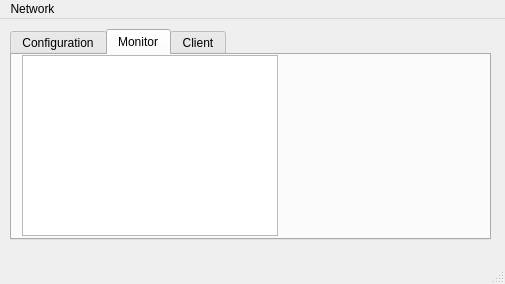
Before: the Qt Designer form src/ui/Edisense.ui in Edisense/Monitor, drawn with Qt 5.
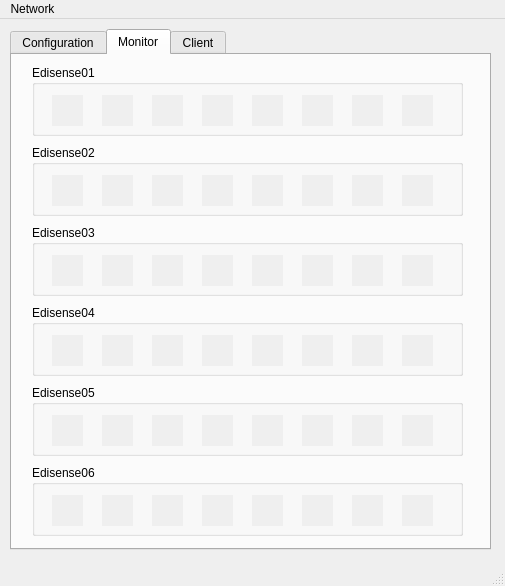
After: the same form once the commit is applied.

What changed in the file:
```diff
--- a/src/ui/Edisense.ui
+++ b/src/ui/Edisense.ui
@@ -7,7 +7,7 @@
     <x>0</x>
     <y>0</y>
     <width>505</width>
-    <height>284</height>
+    <height>586</height>
    </rect>
   </property>
   <property name="sizePolicy">
@@ -26,7 +26,7 @@
       <x>10</x>
       <y>10</y>
       <width>481</width>
-      <height>211</height>
+      <height>521</height>
      </rect>
     </property>
     <property name="sizePolicy">
@@ -152,15 +152,707 @@
      <attribute name="title">
       <string>Monitor</string>
      </attribute>
-     <widget class="QTableView" name="tableView">
+     <widget class="QGroupBox" name="groupBox">
       <property name="geometry">
        <rect>
-        <x>10</x>
-        <y>0</y>
-        <width>256</width>
-        <height>181</height>
+        <x>20</x>
+        <y>10</y>
+        <width>431</width>
+        <height>71</height>
        </rect>
       </property>
+      <property name="title">
+       <string>Edisense01</string>
+      </property>
+      <widget class="QWidget" name="Data1" native="true">
+       <property name="geometry">
+        <rect>
+         <x>20</x>
+         <y>30</y>
+         <width>31</width>
+         <height>31</height>
+        </rect>
+       </property>
+       <property name="autoFillBackground">
+        <bool>true</bool>
+       </property>
+      </widget>
+      <widget class="QWidget" name="Data2" native="true">
+       <property name="geometry">
+        <rect>
+         <x>70</x>
+         <y>30</y>
+         <width>31</width>
+         <height>31</height>
+        </rect>
+       </property>
+       <property name="autoFillBackground">
+        <bool>true</bool>
+       </property>
+      </widget>
+      <widget class="QWidget" name="Data3" native="true">
+       <property name="geometry">
+        <rect>
+         <x>120</x>
+         <y>30</y>
+         <width>31</width>
+         <height>31</height>
+        </rect>
+       </property>
+       <property name="autoFillBackground">
+        <bool>true</bool>
+       </property>
+      </widget>
+      <widget class="QWidget" name="Data4" native="true">
+       <property name="geometry">
+        <rect>
+         <x>170</x>
+         <y>30</y>
+         <width>31</width>
+         <height>31</height>
+        </rect>
+       </property>
+       <property name="autoFillBackground">
+        <bool>true</bool>
+       </property>
+      </widget>
+      <widget class="QWidget" name="Data5" native="true">
+       <property name="geometry">
+        <rect>
+         <x>220</x>
+         <y>30</y>
+         <width>31</width>
+         <height>31</height>
+        </rect>
+       </property>
+       <property name="autoFillBackground">
+        <bool>true</bool>
+       </property>
+      </widget>
+      <widget class="QWidget" name="Data6" native="true">
+       <property name="geometry">
+        <rect>
+         <x>270</x>
+         <y>30</y>
+         <width>31</width>
+         <height>31</height>
+        </rect>
+       </property>
+       <property name="autoFillBackground">
+        <bool>true</bool>
+       </property>
+      </widget>
+      <widget class="QWidget" name="Data7" native="true">
+       <property name="geometry">
+        <rect>
+         <x>320</x>
+         <y>30</y>
+         <width>31</width>
+         <height>31</height>
+        </rect>
+       </property>
+       <property name="autoFillBackground">
+        <bool>true</bool>
+       </property>
+      </widget>
+      <widget class="QWidget" name="Data8" native="true">
+       <property name="geometry">
+        <rect>
+         <x>370</x>
+         <y>30</y>
+         <width>31</width>
+         <height>31</height>
+        </rect>
+       </property>
+       <property name="autoFillBackground">
+        <bool>true</bool>
+       </property>
+      </widget>
+     </widget>
+     <widget class="QGroupBox" name="groupBox_2">
+      <property name="geometry">
+       <rect>
+        <x>20</x>
+        <y>90</y>
+        <width>431</width>
+        <height>71</height>
+       </rect>
+      </property>
+      <property name="title">
+       <string>Edisense02</string>
+      </property>
+      <widget class="QWidget" name="Data1_3" native="true">
+       <property name="geometry">
+        <rect>
+         <x>20</x>
+         <y>30</y>
+         <width>31</width>
+         <height>31</height>
+        </rect>
+       </property>
+       <property name="autoFillBackground">
+        <bool>true</bool>
+       </property>
+      </widget>
+      <widget class="QWidget" name="Data2_3" native="true">
+       <property name="geometry">
+        <rect>
+         <x>70</x>
+         <y>30</y>
+         <width>31</width>
+         <height>31</height>
+        </rect>
+       </property>
+       <property name="autoFillBackground">
+        <bool>true</bool>
+       </property>
+      </widget>
+      <widget class="QWidget" name="Data3_3" native="true">
+       <property name="geometry">
+        <rect>
+         <x>120</x>
+         <y>30</y>
+         <width>31</width>
+         <height>31</height>
+        </rect>
+       </property>
+       <property name="autoFillBackground">
+        <bool>true</bool>
+       </property>
+      </widget>
+      <widget class="QWidget" name="Data4_3" native="true">
+       <property name="geometry">
+        <rect>
+         <x>170</x>
+         <y>30</y>
+         <width>31</width>
+         <height>31</height>
+        </rect>
+       </property>
+       <property name="autoFillBackground">
+        <bool>true</bool>
+       </property>
+      </widget>
+      <widget class="QWidget" name="Data5_3" native="true">
+       <property name="geometry">
+        <rect>
+         <x>220</x>
+         <y>30</y>
+         <width>31</width>
+         <height>31</height>
+        </rect>
+       </property>
+       <property name="autoFillBackground">
+        <bool>true</bool>
+       </property>
+      </widget>
+      <widget class="QWidget" name="Data6_3" native="true">
+       <property name="geometry">
+        <rect>
+         <x>270</x>
+         <y>30</y>
+         <width>31</width>
+         <height>31</height>
+        </rect>
+       </property>
+       <property name="autoFillBackground">
+        <bool>true</bool>
+       </property>
+      </widget>
+      <widget class="QWidget" name="Data7_3" native="true">
+       <property name="geometry">
+        <rect>
+         <x>320</x>
+         <y>30</y>
+         <width>31</width>
+         <height>31</height>
+        </rect>
+       </property>
+       <property name="autoFillBackground">
+        <bool>true</bool>
+       </property>
+      </widget>
+      <widget class="QWidget" name="Data8_3" native="true">
+       <property name="geometry">
+        <rect>
+         <x>370</x>
+         <y>30</y>
+         <width>31</width>
+         <height>31</height>
+        </rect>
+       </property>
+       <property name="autoFillBackground">
+        <bool>true</bool>
+       </property>
+      </widget>
+     </widget>
+     <widget class="QGroupBox" name="groupBox_3">
+      <property name="geometry">
+       <rect>
+        <x>20</x>
+        <y>170</y>
+        <width>431</width>
+        <height>71</height>
+       </rect>
+      </property>
+      <property name="title">
+       <string>Edisense03</string>
+      </property>
+      <widget class="QWidget" name="Data1_5" native="true">
+       <property name="geometry">
+        <rect>
+         <x>20</x>
+         <y>30</y>
+         <width>31</width>
+         <height>31</height>
+        </rect>
+       </property>
+       <property name="autoFillBackground">
+        <bool>true</bool>
+       </property>
+      </widget>
+      <widget class="QWidget" name="Data2_5" native="true">
+       <property name="geometry">
+        <rect>
+         <x>70</x>
+         <y>30</y>
+         <width>31</width>
+         <height>31</height>
+        </rect>
+       </property>
+       <property name="autoFillBackground">
+        <bool>true</bool>
+       </property>
+      </widget>
+      <widget class="QWidget" name="Data3_5" native="true">
+       <property name="geometry">
+        <rect>
+         <x>120</x>
+         <y>30</y>
+         <width>31</width>
+         <height>31</height>
+        </rect>
+       </property>
+       <property name="autoFillBackground">
+        <bool>true</bool>
+       </property>
+      </widget>
+      <widget class="QWidget" name="Data4_5" native="true">
+       <property name="geometry">
+        <rect>
+         <x>170</x>
+         <y>30</y>
+         <width>31</width>
+         <height>31</height>
+        </rect>
+       </property>
+       <property name="autoFillBackground">
+        <bool>true</bool>
+       </property>
+      </widget>
+      <widget class="QWidget" name="Data5_5" native="true">
+       <property name="geometry">
+        <rect>
+         <x>220</x>
+         <y>30</y>
+         <width>31</width>
+         <height>31</height>
+        </rect>
+       </property>
+       <property name="autoFillBackground">
+        <bool>true</bool>
+       </property>
+      </widget>
+      <widget class="QWidget" name="Data6_5" native="true">
+       <property name="geometry">
+        <rect>
+         <x>270</x>
+         <y>30</y>
+         <width>31</width>
+         <height>31</height>
+        </rect>
+       </property>
+       <property name="autoFillBackground">
+        <bool>true</bool>
+       </property>
+      </widget>
+      <widget class="QWidget" name="Data7_5" native="true">
+       <property name="geometry">
+        <rect>
+         <x>320</x>
+         <y>30</y>
+         <width>31</width>
+         <height>31</height>
+        </rect>
+       </property>
+       <property name="autoFillBackground">
+        <bool>true</bool>
+       </property>
+      </widget>
+      <widget class="QWidget" name="Data8_5" native="true">
+       <property name="geometry">
+        <rect>
+         <x>370</x>
+         <y>30</y>
+         <width>31</width>
+         <height>31</height>
+        </rect>
+       </property>
+       <property name="autoFillBackground">
+        <bool>true</bool>
+       </property>
+      </widget>
+     </widget>
+     <widget class="QGroupBox" name="groupBox_4">
+      <property name="geometry">
+       <rect>
+        <x>20</x>
+        <y>250</y>
+        <width>431</width>
+        <height>71</height>
+       </rect>
+      </property>
+      <property name="title">
+       <string>Edisense04</string>
+      </property>
+      <widget class="QWidget" name="Data1_6" native="true">
+       <property name="geometry">
+        <rect>
+         <x>20</x>
+         <y>30</y>
+         <width>31</width>
+         <height>31</height>
+        </rect>
+       </property>
+       <property name="autoFillBackground">
+        <bool>true</bool>
+       </property>
+      </widget>
+      <widget class="QWidget" name="Data2_6" native="true">
+       <property name="geometry">
+        <rect>
+         <x>70</x>
+         <y>30</y>
+         <width>31</width>
+         <height>31</height>
+        </rect>
+       </property>
+       <property name="autoFillBackground">
+        <bool>true</bool>
+       </property>
+      </widget>
+      <widget class="QWidget" name="Data3_6" native="true">
+       <property name="geometry">
+        <rect>
+         <x>120</x>
+         <y>30</y>
+         <width>31</width>
+         <height>31</height>
+        </rect>
+       </property>
+       <property name="autoFillBackground">
+        <bool>true</bool>
+       </property>
+      </widget>
+      <widget class="QWidget" name="Data4_6" native="true">
+       <property name="geometry">
+        <rect>
+         <x>170</x>
+         <y>30</y>
+         <width>31</width>
+         <height>31</height>
+        </rect>
+       </property>
+       <property name="autoFillBackground">
+        <bool>true</bool>
+       </property>
+      </widget>
+      <widget class="QWidget" name="Data5_6" native="true">
+       <property name="geometry">
+        <rect>
+         <x>220</x>
+         <y>30</y>
+         <width>31</width>
+         <height>31</height>
+        </rect>
+       </property>
+       <property name="autoFillBackground">
+        <bool>true</bool>
+       </property>
+      </widget>
+      <widget class="QWidget" name="Data6_6" native="true">
+       <property name="geometry">
+        <rect>
+         <x>270</x>
+         <y>30</y>
+         <width>31</width>
+         <height>31</height>
+        </rect>
+       </property>
+       <property name="autoFillBackground">
+        <bool>true</bool>
+       </property>
+      </widget>
+      <widget class="QWidget" name="Data7_6" native="true">
+       <property name="geometry">
+        <rect>
+         <x>320</x>
+         <y>30</y>
+         <width>31</width>
+         <height>31</height>
+        </rect>
+       </property>
+       <property name="autoFillBackground">
+        <bool>true</bool>
+       </property>
+      </widget>
+      <widget class="QWidget" name="Data8_6" native="true">
+       <property name="geometry">
+        <rect>
+         <x>370</x>
+         <y>30</y>
+         <width>31</width>
+         <height>31</height>
+        </rect>
+       </property>
+       <property name="autoFillBackground">
+        <bool>true</bool>
+       </property>
+      </widget>
+     </widget>
+     <widget class="QGroupBox" name="groupBox_5">
+      <property name="geometry">
+       <rect>
+        <x>20</x>
+        <y>330</y>
+        <width>431</width>
+        <height>71</height>
+       </rect>
+      </property>
+      <property name="title">
+       <string>Edisense05</string>
+      </property>
+      <widget class="QWidget" name="Data1_7" native="true">
+       <property name="geometry">
+        <rect>
+         <x>20</x>
+         <y>30</y>
+         <width>31</width>
+         <height>31</height>
+        </rect>
+       </property>
+       <property name="autoFillBackground">
+        <bool>true</bool>
+       </property>
+      </widget>
+      <widget class="QWidget" name="Data2_7" native="true">
+       <property name="geometry">
+        <rect>
+         <x>70</x>
+         <y>30</y>
+         <width>31</width>
+         <height>31</height>
+        </rect>
+       </property>
+       <property name="autoFillBackground">
+        <bool>true</bool>
+       </property>
+      </widget>
+      <widget class="QWidget" name="Data3_7" native="true">
+       <property name="geometry">
+        <rect>
+         <x>120</x>
+         <y>30</y>
+         <width>31</width>
+         <height>31</height>
+        </rect>
+       </property>
+       <property name="autoFillBackground">
+        <bool>true</bool>
+       </property>
+      </widget>
+      <widget class="QWidget" name="Data4_7" native="true">
+       <property name="geometry">
+        <rect>
+         <x>170</x>
+         <y>30</y>
+         <width>31</width>
+         <height>31</height>
+        </rect>
+       </property>
+       <property name="autoFillBackground">
+        <bool>true</bool>
+       </property>
+      </widget>
+      <widget class="QWidget" name="Data5_7" native="true">
+       <property name="geometry">
+        <rect>
+         <x>220</x>
+         <y>30</y>
+         <width>31</width>
+         <height>31</height>
+        </rect>
+       </property>
+       <property name="autoFillBackground">
+        <bool>true</bool>
+       </property>
+      </widget>
+      <widget class="QWidget" name="Data6_7" native="true">
+       <property name="geometry">
+        <rect>
+         <x>270</x>
+         <y>30</y>
+         <width>31</width>
+         <height>31</height>
+        </rect>
+       </property>
+       <property name="autoFillBackground">
+        <bool>true</bool>
+       </property>
+      </widget>
+      <widget class="QWidget" name="Data7_7" native="true">
+       <property name="geometry">
+        <rect>
+         <x>320</x>
+         <y>30</y>
+         <width>31</width>
+         <height>31</height>
+        </rect>
+       </property>
+       <property name="autoFillBackground">
+        <bool>true</bool>
+       </property>
+      </widget>
+      <widget class="QWidget" name="Data8_7" native="true">
+       <property name="geometry">
+        <rect>
+         <x>370</x>
+         <y>30</y>
+         <width>31</width>
+         <height>31</height>
+        </rect>
+       </property>
+       <property name="autoFillBackground">
+        <bool>true</bool>
+       </property>
+      </widget>
+     </widget>
+     <widget class="QGroupBox" name="groupBox_6">
+      <property name="geometry">
+       <rect>
+        <x>20</x>
+        <y>410</y>
+        <width>431</width>
+        <height>71</height>
+       </rect>
+      </property>
+      <property name="title">
+       <string>Edisense06</string>
+      </property>
+      <widget class="QWidget" name="Data1_9" native="true">
+       <property name="geometry">
+        <rect>
+         <x>20</x>
+         <y>30</y>
+         <width>31</width>
+         <height>31</height>
+        </rect>
+       </property>
+       <property name="autoFillBackground">
+        <bool>true</bool>
+       </property>
+      </widget>
+      <widget class="QWidget" name="Data2_9" native="true">
+       <property name="geometry">
+        <rect>
+         <x>70</x>
+         <y>30</y>
+         <width>31</width>
+         <height>31</height>
+        </rect>
+       </property>
+       <property name="autoFillBackground">
+        <bool>true</bool>
+       </property>
+      </widget>
+      <widget class="QWidget" name="Data3_9" native="true">
+       <property name="geometry">
+        <rect>
+         <x>120</x>
+         <y>30</y>
+         <width>31</width>
+         <height>31</height>
+        </rect>
+       </property>
+       <property name="autoFillBackground">
+        <bool>true</bool>
+       </property>
+      </widget>
+      <widget class="QWidget" name="Data4_9" native="true">
+       <property name="geometry">
+        <rect>
+         <x>170</x>
+         <y>30</y>
+         <width>31</width>
+         <height>31</height>
+        </rect>
+       </property>
+       <property name="autoFillBackground">
+        <bool>true</bool>
+       </property>
+      </widget>
+      <widget class="QWidget" name="Data5_9" native="true">
+       <property name="geometry">
+        <rect>
+         <x>220</x>
+         <y>30</y>
+         <width>31</width>
+         <height>31</height>
+        </rect>
+       </property>
+       <property name="autoFillBackground">
+        <bool>true</bool>
+       </property>
+      </widget>
+      <widget class="QWidget" name="Data6_9" native="true">
+       <property name="geometry">
+        <rect>
+         <x>270</x>
+         <y>30</y>
+         <width>31</width>
+         <height>31</height>
+        </rect>
+       </property>
+       <property name="autoFillBackground">
+        <bool>true</bool>
+       </property>
+      </widget>
+      <widget class="QWidget" name="Data7_9" native="true">
+       <property name="geometry">
+        <rect>
+         <x>320</x>
+         <y>30</y>
+         <width>31</width>
+         <height>31</height>
+        </rect>
+       </property>
+       <property name="autoFillBackground">
+        <bool>true</bool>
+       </property>
+      </widget>
+      <widget class="QWidget" name="Data8_9" native="true">
+       <property name="geometry">
+        <rect>
+         <x>370</x>
+         <y>30</y>
+         <width>31</width>
+         <height>31</height>
+        </rect>
+       </property>
+       <property name="autoFillBackground">
+        <bool>true</bool>
+       </property>
+      </widget>
      </widget>
     </widget>
     <widget class="QWidget" name="tab_3">
```
Left out of the diff: 179 changed lines with no effect on the pictures.
